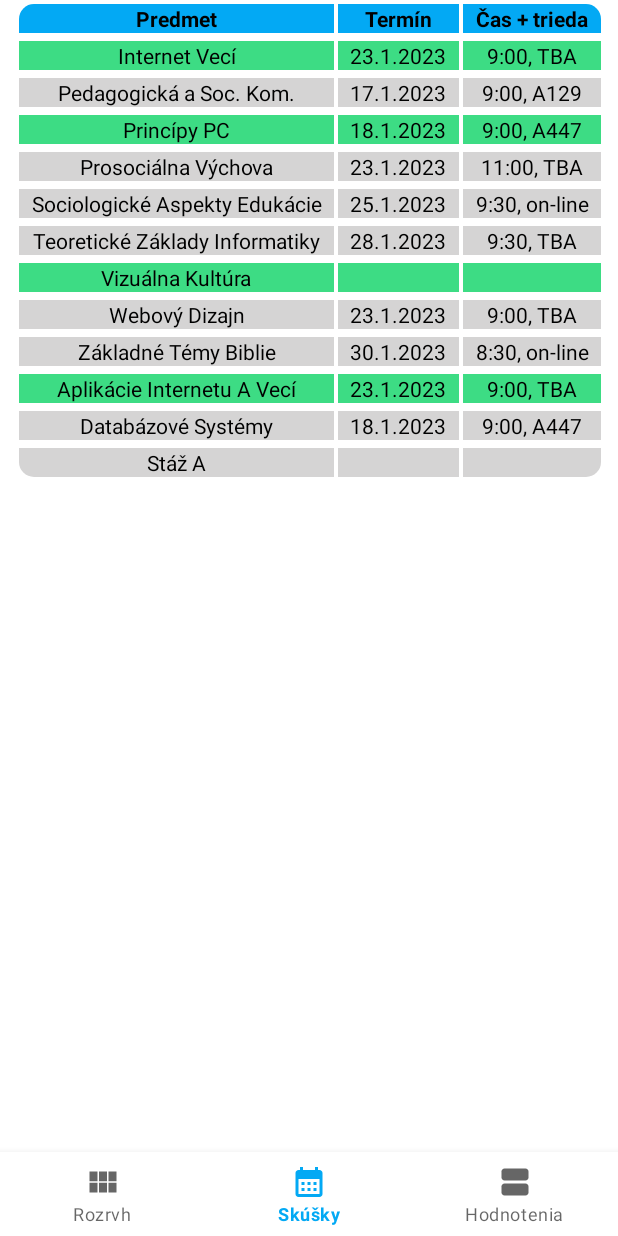
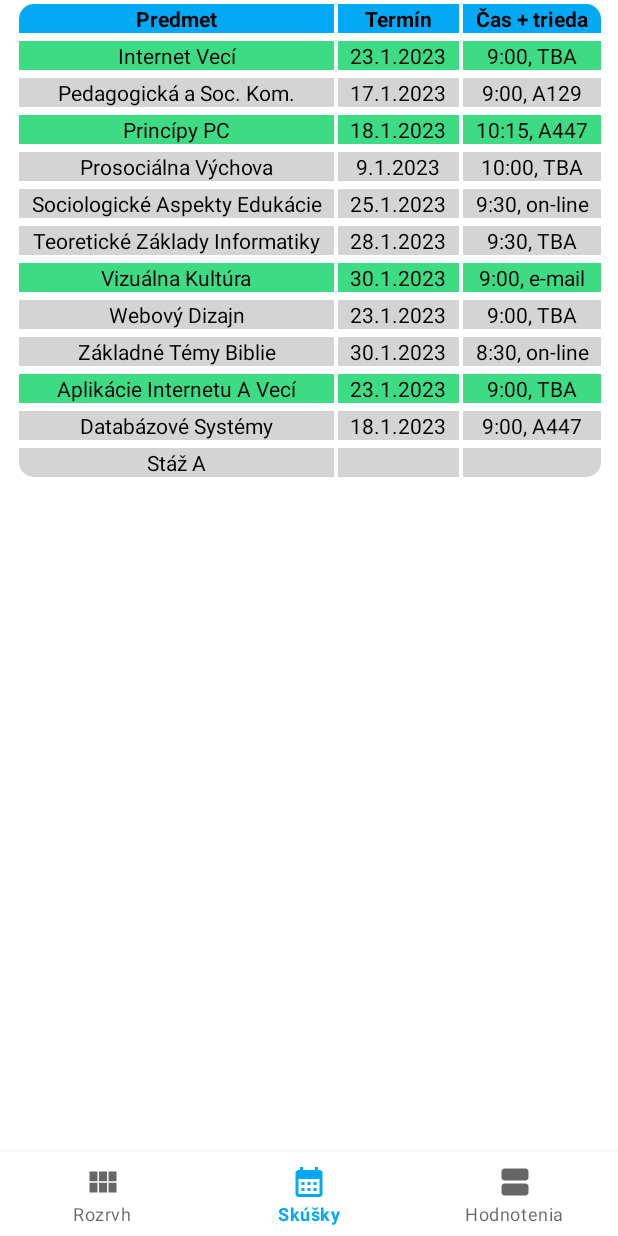
Before and after one commit to marek-guran/Rozvrh-App-Public, an Android app: the DashboardFragment screen opened through its navigation route, on a phone screen of 412 x 824 dp. Run offline under Robolectric (Android 15) with nearby library versions, the phone set to English and light mode, and no system bars; our stand-ins replace navigation-ui.

Commit message:
Small fixes and updates

```diff
--- a/app/build.gradle
+++ b/app/build.gradle
@@ -10,8 +10,8 @@ android {
         applicationId "com.marekguran.rozvrh"
         minSdk 23
         targetSdk 33
-        versionCode 15
-        versionName "2.4"
+        versionCode 16
+        versionName "2.5"
 
         testInstrumentationRunner "androidx.test.runner.AndroidJUnitRunner"
     }
--- a/app/src/main/res/layout/fragment_dashboard.xml
+++ b/app/src/main/res/layout/fragment_dashboard.xml
@@ -200,7 +200,7 @@
                 android:layout_width="wrap_content"
                 android:layout_height="wrap_content"
                 android:textAppearance="?android:attr/textAppearanceLarge"
-                android:text="9:00, A447"
+                android:text="10:15, A447"
                 android:textSize="14sp"
                 android:textColor="@color/black"
                 android:layout_margin="1sp"
@@ -233,7 +233,7 @@
                 android:layout_width="wrap_content"
                 android:layout_height="wrap_content"
                 android:textAppearance="?android:attr/textAppearanceLarge"
-                android:text="23.1.2023"
+                android:text="9.1.2023"
                 android:textSize="14sp"
                 android:textColor="@color/black"
                 android:layout_margin="1sp"
@@ -246,7 +246,7 @@
                 android:layout_width="wrap_content"
                 android:layout_height="wrap_content"
                 android:textAppearance="?android:attr/textAppearanceLarge"
-                android:text="11:00, TBA"
+                android:text="10:00, TBA"
                 android:textSize="14sp"
                 android:textColor="@color/black"
                 android:layout_margin="1sp"
@@ -371,7 +371,7 @@
                 android:layout_width="wrap_content"
                 android:layout_height="wrap_content"
                 android:textAppearance="?android:attr/textAppearanceLarge"
-                android:text=""
+                android:text="30.1.2023"
                 android:textSize="14sp"
                 android:textColor="@color/black"
                 android:layout_margin="1sp"
@@ -384,7 +384,7 @@
                 android:layout_width="wrap_content"
                 android:layout_height="wrap_content"
                 android:textAppearance="?android:attr/textAppearanceLarge"
-                android:text=""
+                android:text="9:00, e-mail"
                 android:textSize="14sp"
                 android:textColor="@color/black"
                 android:layout_margin="1sp"
--- a/app/src/main/res/layout/fragment_home.xml
+++ b/app/src/main/res/layout/fragment_home.xml
@@ -404,7 +404,7 @@
             android:layout_marginRight="10sp"
             android:background="@drawable/autobusycasy"
             android:textAlignment="center"
-            android:text="25 - 13:52       10 - 14:00        11 - 14:03\n11 - 15:49       24 - 15:55        23 - 16:00\n3 - 16:51       23 - 16:59      24 - 17:12\n25 - 17:55        23 - 18:02       11 - 18:10\n25 - 18:49      3 - 18:53       24 - 18:55"
+            android:text="25 - 13:52        10 - 14:00      11 - 14:03\n11 - 15:49        24 - 15:55      23 - 16:00\n03 - 16:51        23 - 16:59      24 - 17:12\n25 - 17:55        23 - 18:02      11 - 18:10\n25 - 18:49        03 - 18:53      24 - 18:55"
             android:textColor="@color/white"
             android:textSize="16sp"
             android:paddingRight="10sp"
```
Also changed, not shown: 1 other file.
